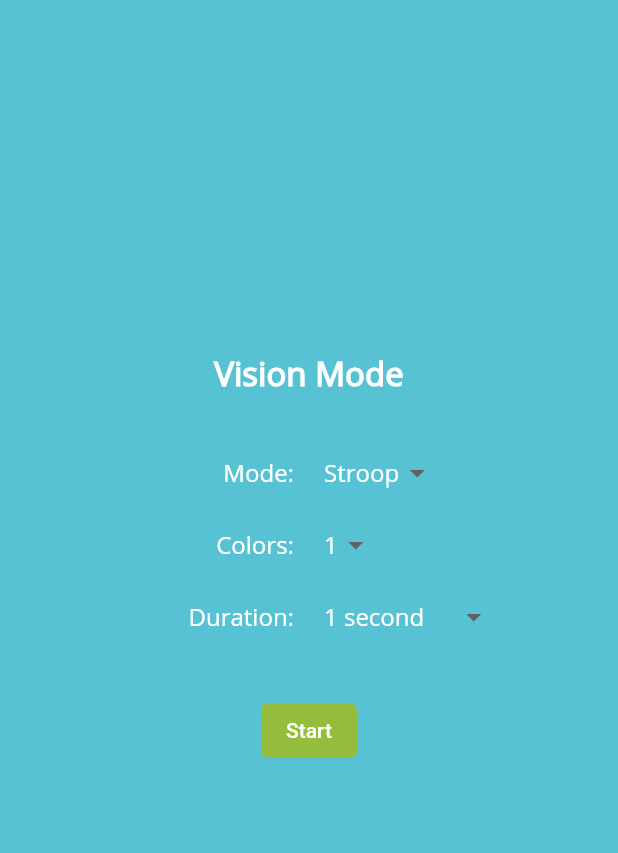
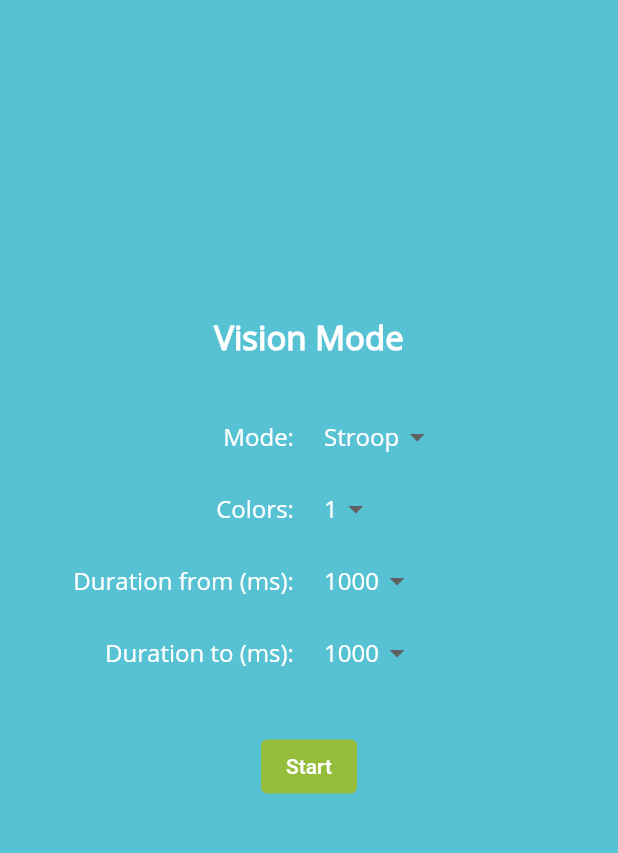
Before and after one commit to hamzakhurshid12/spielerisch.fit, a Flutter app: the screen it shows after launch, after a tap on "Vision mode", on a phone screen of 412 x 824 dp, the part 60-913 px from its top. Run offline on Flutter 3.47's test engine with Material 2 defaults, Android fonts, the phone set to English and light mode, and no system bars; our stand-ins replace audioplayers, firebase_analytics, firebase_core, firebase_messaging, flutter_local_notifications, fluttertoast and 1 more; missing offline and left inert: roller_list; accounts and stored records are empty; statements that could not run were skipped.

Commit message:
to/from duration completed for both audio and vision modes

```diff
--- a/lib/ui/audio/audio_home_screen.dart
+++ b/lib/ui/audio/audio_home_screen.dart
@@ -414,8 +414,12 @@ class _AudioHomePageState extends State<AudioHomePage> {
 
   Future<void> getVisionRollingTimer() async {
     isVisionRollingTimerRunning = true;
-    while (isVisionRollingTimerRunning){
-      totalSelectedSeconds = (_random.nextInt((AudioHomePage.toDuration - AudioHomePage.fromDuration).round()) + AudioHomePage.fromDuration)/1000;
+    while (isVisionRollingTimerRunning) {
+      totalSelectedSeconds = (_random.nextInt((AudioHomePage.toDuration - AudioHomePage.fromDuration).round()) + AudioHomePage.fromDuration);
+      totalSelectedSeconds = (totalSelectedSeconds - totalSelectedSeconds%100)/1000; //removing milliseconds and centiseconds
+      if(stopWatchTimer==null) {
+        stopWatchTimer = getStopWatchTimer();
+      }
       await Future.delayed(new Duration(milliseconds: (totalSelectedSeconds * 1000).round()), () async {
         print("Another time period started!");
         int nextIndex = _random.nextInt(selectedAudioFiles.length);
@@ -450,16 +454,19 @@ class _AudioHomePageState extends State<AudioHomePage> {
       stopWatchTimer = null;
     }
 
-    int centiSeconds = (totalSelectedSeconds * 100).round();
+    double currentTotalSelectedSeconds = totalSelectedSeconds;
+    int milliSeconds = (totalSelectedSeconds * 1000).round();
     return Timer.periodic(new Duration(milliseconds: 100), (Timer timer) {
-      centiSeconds -= 10;
-      if (centiSeconds < 0) centiSeconds = (totalSelectedSeconds * 100).round();
-      final int CENTISECONDS_IN_A_SECOND = 100;
-      int seconds = centiSeconds ~/ CENTISECONDS_IN_A_SECOND;
+      milliSeconds -= 100;
+      if (milliSeconds < 0 || currentTotalSelectedSeconds!= totalSelectedSeconds) {
+        milliSeconds = (totalSelectedSeconds * 1000).round();
+        currentTotalSelectedSeconds = totalSelectedSeconds;
+      }
+      int seconds = milliSeconds ~/ 1000;
       setState(() {
         clockDuration = formatter.format(seconds % 60) +
             "." +
-            formatter.format(centiSeconds % 100);
+            formatter.format((milliSeconds % 1000)/10);
       });
     });
   }
@@ -580,9 +587,7 @@ class _AudioHomePageState extends State<AudioHomePage> {
         infoPicIsVisible = false;
         clockDuration = "";
 
-        stopWatchTimer = getStopWatchTimer();
         currentVisionWidgetOnScreen = selectedRollerWidgetList[0];
-        //visionRollingTimer = getVisionRollingTimer();
         getVisionRollingTimer();
       });
   }
--- a/lib/ui/audio/audio_options_level2.dart
+++ b/lib/ui/audio/audio_options_level2.dart
@@ -107,7 +107,7 @@ class _IntroAudio2State extends State<IntroAudio2> {
         var durationFrom = double.parse(_durationFromDropDownValue);
         var durationTo = double.parse(_durationToDropDownValue);
         if(durationFrom>durationTo){
-          final snackBar = SnackBar(content: Text('Please make sure "Duration to" is greater or equal to "Duration from"!'));
+          final snackBar = SnackBar(content: Text('Please make sure "Duration to" is greater than or equal to "Duration from"!'));
           ScaffoldMessenger.of(context).showSnackBar(snackBar);
           return;
         }
--- a/lib/ui/vision/intro_options.dart
+++ b/lib/ui/vision/intro_options.dart
@@ -26,16 +26,18 @@ class _IntroVisionState extends State<IntroVision> {
     "3": VisionColors.threeColors
   };
 
-  String _durationDropDownValue = "1 second";
+  String _durationFromDropDownValue = "1000";
+  String _durationToDropDownValue = "1000";
   List _durationsList = [
-    "1 second",
-    "1.5 seconds",
-    "2 seconds",
-    "2.5 seconds",
-    "3 seconds",
-    "3.5 seconds",
-    "4 seconds"
+    "1000",
+    "1500",
+    "2000",
+    "2500",
+    "3000",
+    "3500",
+    "4000"
   ];
+
 
   var _durationListMap = {
     "1 second": 1.0,
@@ -82,7 +84,10 @@ class _IntroVisionState extends State<IntroVision> {
                     ? buildColorsSelectionRow()
                     : Container(),
                 _modeDropDownValue == "Stroop"
-                    ? buildDurationSelectionRow()
+                    ? buildDurationFromRow()
+                    : Container(),
+                _modeDropDownValue == "Stroop"
+                    ? buildDurationToRow()
                     : Container(),
                 Padding(
                   padding: EdgeInsets.only(top: 28.0),
@@ -113,7 +118,16 @@ class _IntroVisionState extends State<IntroVision> {
   TextButton buildStartButton(BuildContext context) {
     return TextButton(
       onPressed: () {
-        VisionHomePage.totalDuration = _durationListMap[_durationDropDownValue];
+        var durationFrom = double.parse(_durationFromDropDownValue);
+        var durationTo = double.parse(_durationToDropDownValue);
+        if(durationFrom>durationTo){
+          final snackBar = SnackBar(content: Text('Please make sure "Duration to" is greater than or equal to "Duration from"!'));
+          ScaffoldMessenger.of(context).showSnackBar(snackBar);
+          return;
+        }
+        VisionHomePage.totalDuration = 1.0;
+        VisionHomePage.fromDuration = durationFrom;
+        VisionHomePage.toDuration = durationTo;
         VisionHomePage.visionModeColors = _colorsListMap[_colorsDropDownValue];
         VisionHomePage.visionModeType = _modesListMap[_modeDropDownValue];
         Navigator.of(context).pushNamed("/vision_home");
@@ -240,13 +254,14 @@ class _IntroVisionState extends State<IntroVision> {
     );
   }
 
-  Row buildDurationSelectionRow() {
+
+  Row buildDurationFromRow() {
     return Row(
       mainAxisAlignment: MainAxisAlignment.center,
       children: [
         Expanded(
           child: Text(
-            "Duration: ",
+            "Duration from (ms): ",
             style: TextStyle(
                 color: Colors.white, fontFamily: "Open-Sans", fontSize: 16),
             textAlign: TextAlign.right,
@@ -257,7 +272,7 @@ class _IntroVisionState extends State<IntroVision> {
         ),
         Expanded(
           child: DropdownButton(
-            hint: _durationDropDownValue == null
+            hint: _durationFromDropDownValue == null
                 ? Text(
               'None',
               style: TextStyle(
@@ -266,7 +281,7 @@ class _IntroVisionState extends State<IntroVision> {
                   fontSize: 16),
             )
                 : Text(
-                    _durationDropDownValue,
+              _durationFromDropDownValue,
               style: TextStyle(
                   color: Colors.white,
                   fontFamily: "Open-Sans",
@@ -288,7 +303,64 @@ class _IntroVisionState extends State<IntroVision> {
                 .toList(),
             onChanged: (val) {
               setState(() {
-                _durationDropDownValue = val;
+                _durationFromDropDownValue = val;
+              });
+            },
+          ),
+        )
+      ],
+    );
+  }
+
+  Row buildDurationToRow() {
+    return Row(
+      mainAxisAlignment: MainAxisAlignment.center,
+      children: [
+        Expanded(
+          child: Text(
+            "Duration to (ms): ",
+            style: TextStyle(
+                color: Colors.white, fontFamily: "Open-Sans", fontSize: 16),
+            textAlign: TextAlign.right,
+          ),
+        ),
+        Padding(
+          padding: EdgeInsets.symmetric(horizontal: 10.0),
+        ),
+        Expanded(
+          child: DropdownButton(
+            hint: _durationToDropDownValue == null
+                ? Text(
+              'None',
+              style: TextStyle(
+                  color: Colors.white,
+                  fontFamily: "Open-Sans",
+                  fontSize: 16),
+            )
+                : Text(
+              _durationToDropDownValue,
+              style: TextStyle(
+                  color: Colors.white,
+                  fontFamily: "Open-Sans",
+                  fontSize: 16),
+            ),
+            dropdownColor: ColorHelper.backgroundCyan,
+            underline: SizedBox(),
+            items: _durationsList
+                .map((e) => DropdownMenuItem(
+              value: e,
+              child: Text(
+                e,
+                style: TextStyle(
+                    color: Colors.white,
+                    fontFamily: "Open-Sans",
+                    fontSize: 16),
+              ),
+            ))
+                .toList(),
+            onChanged: (val) {
+              setState(() {
+                _durationToDropDownValue = val;
               });
             },
           ),
```
Also changed, not shown: lib/ui/vision/vision_home_screen.dart (+56 -50 lines). Lines whose indentation alone changed are shown as unchanged.
